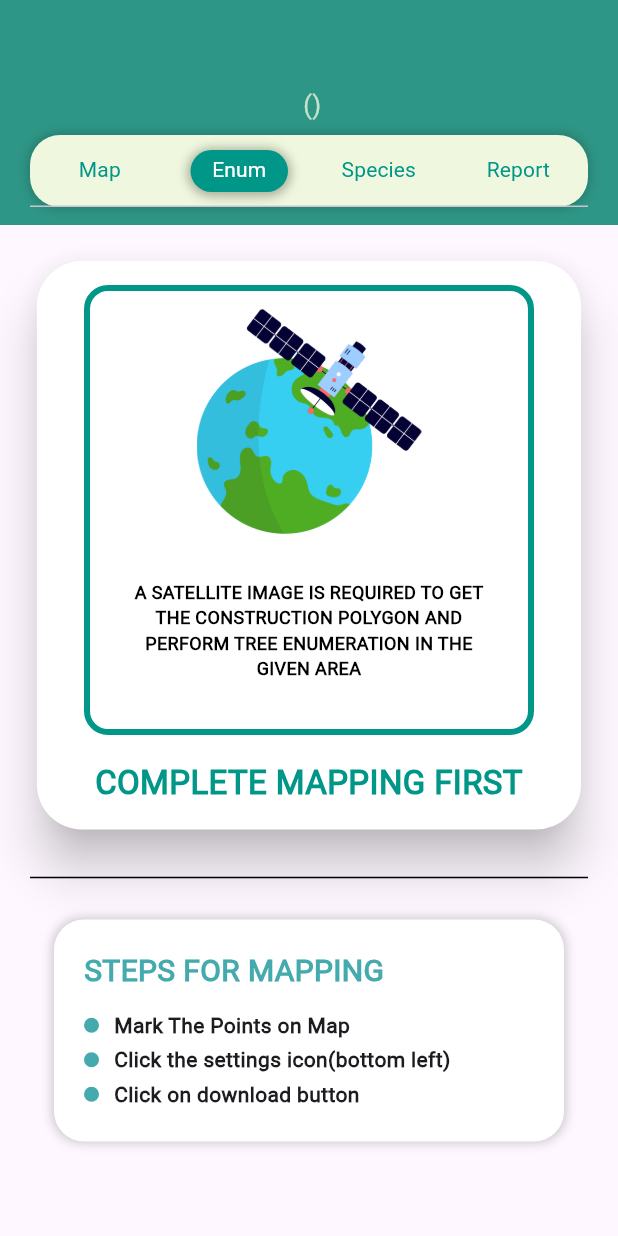
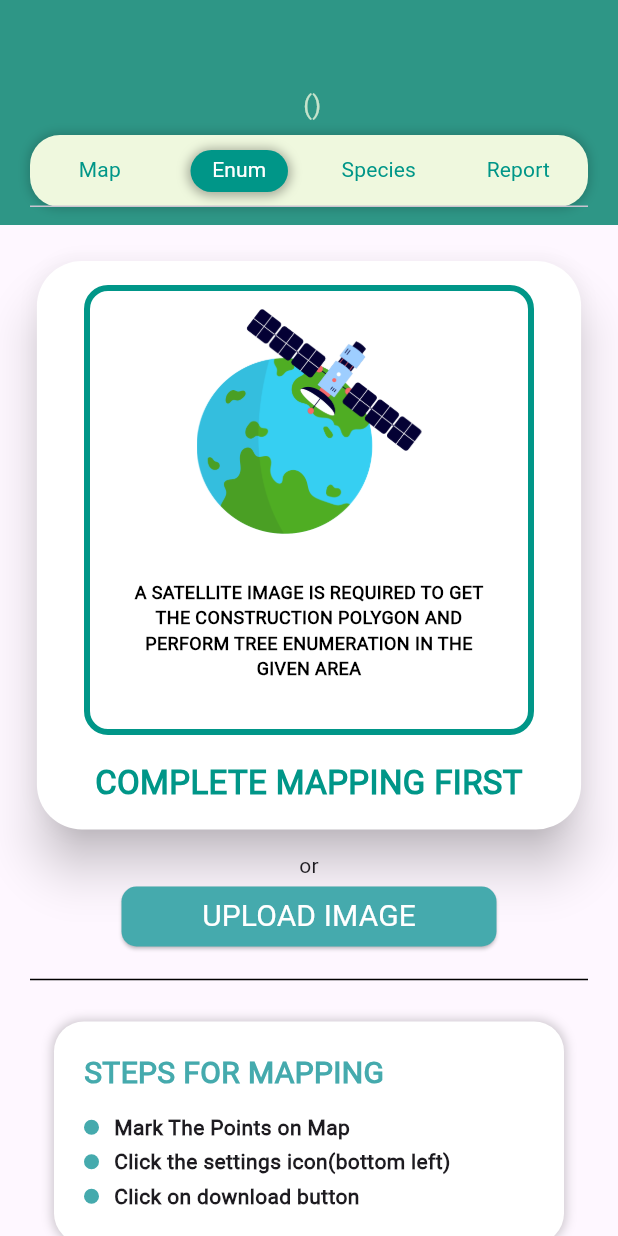
Before and after one commit to vedanthire14/Vanrakshak-SIH-, a Flutter app: the ProjectMainScreen screen opened directly with empty values, tab 2 chosen, on a phone screen of 412 x 824 dp. Run offline on Flutter 3.47's test engine with Material 3 defaults, Android fonts, the phone set to English and light mode, and no system bars; our stand-ins replace carousel_slider, cloud_firestore, dotted_border, file_picker, firebase_auth, firebase_core and 6 more; missing offline and left inert: dialogflow_flutter, feature_discovery, mailer, maps_toolkit; accounts and stored records are empty; project files that could hold a hidden picture were left out.

```diff
--- a/lib/resources/projectScreens/enumerationScreenData.dart
+++ b/lib/resources/projectScreens/enumerationScreenData.dart
@@ -188,9 +188,28 @@ class EnumScreenData extends ChangeNotifier {
                 image: Image.asset('assets/project/projectTile25.png'),
                 MainTitle: "COMPLETE MAPPING FIRST",
               ),
+              SizedBox(height: 10),
+              Text("or"),
               SizedBox(
-                height: 20,
+                width: 250,
+                child: SizedBox(
+                  child: ElevatedButton(
+                    style: ElevatedButton.styleFrom(
+                      backgroundColor: Color.fromARGB(255, 69, 170, 173),
+                      shape: RoundedRectangleBorder(
+                        borderRadius: BorderRadius.circular(
+                            10.0), // Adjust the radius as needed
+                      ),
+                    ),
+                    onPressed: () async {
+
+                    },
+                    child: Text("UPLOAD IMAGE",
+                        style: TextStyle(color: Colors.white, fontSize: 20)),
+                  ),
+                ),
               ),
+              SizedBox(height: 10),
               Divider(
                 color: Colors.black,
                 thickness: 1,
```
Also changed, not shown: lib/resources/projectScreens/speciesScreenData.dart (+10 -2 lines).
